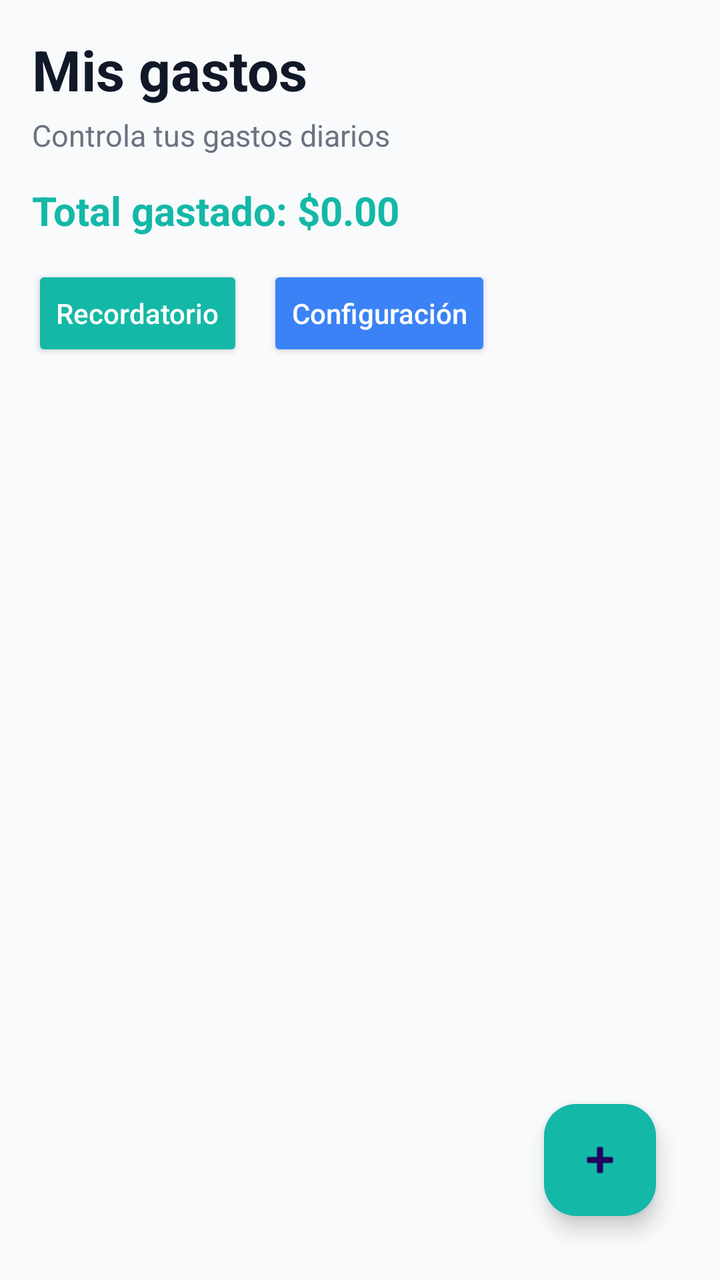
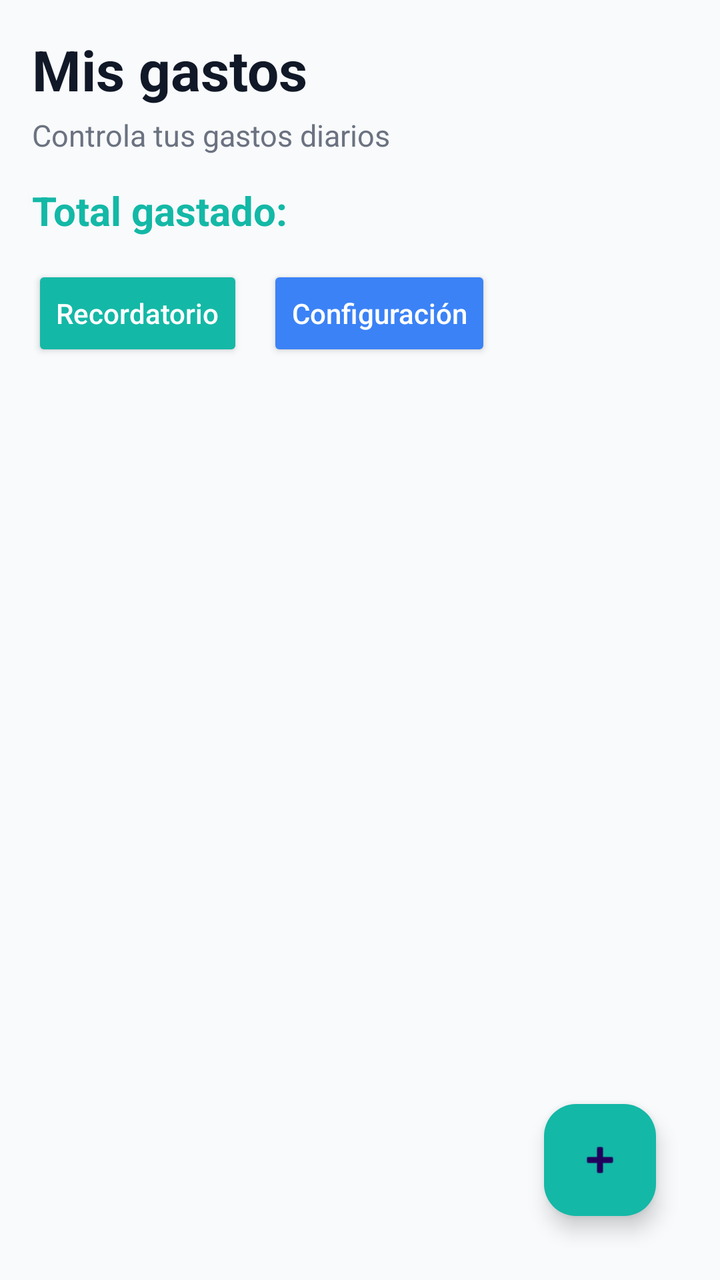

The first picture is an Android layout as it rendered before a commit; the second is the same layout after the commit. The layout source and the unified diff follow.
<!-- AndroidManifest.xml: application theme Theme.ControlGastos -->
<!-- res/layout/activity_main.xml -->
<?xml version="1.0" encoding="utf-8"?>
<RelativeLayout xmlns:android="http://schemas.android.com/apk/res/android"
    xmlns:app="http://schemas.android.com/apk/res-auto"
    android:layout_width="match_parent"
    android:layout_height="match_parent"
    android:background="#F8FAFC"
    android:padding="16dp">

    <TextView
        android:id="@+id/tvHeader"
        android:layout_width="wrap_content"
        android:layout_height="wrap_content"
        android:text="Mis gastos"
        android:textColor="#111827"
        android:textSize="28sp"
        android:textStyle="bold" />

    <TextView
        android:id="@+id/tvSubHeader"
        android:layout_width="wrap_content"
        android:layout_height="wrap_content"
        android:layout_below="@id/tvHeader"
        android:layout_marginTop="4dp"
        android:text="Controla tus gastos diarios"
        android:textColor="#6B7280"
        android:textSize="15sp" />

    <TextView
        android:id="@+id/tvTotal"
        android:layout_width="wrap_content"
        android:layout_height="wrap_content"
        android:layout_below="@id/tvSubHeader"
        android:layout_marginTop="14dp"
        android:text="Total gastado: $0.00"
        android:textColor="#14B8A6"
        android:textSize="20sp"
        android:textStyle="bold" />

    <Button
        android:id="@+id/btnNotification"
        android:layout_width="wrap_content"
        android:layout_height="wrap_content"
        android:layout_below="@id/tvTotal"
        android:layout_marginTop="14dp"
        android:backgroundTint="#14B8A6"
        android:text="Recordatorio"
        android:textAllCaps="false"
        android:textColor="#FFFFFF" />

    <Button
        android:id="@+id/btnSettings"
        android:layout_width="wrap_content"
        android:layout_height="wrap_content"
        android:layout_toEndOf="@id/btnNotification"
        android:layout_alignTop="@id/btnNotification"
        android:layout_marginStart="12dp"
        android:backgroundTint="#3B82F6"
        android:text="Configuración"
        android:textAllCaps="false"
        android:textColor="#FFFFFF" />

    <androidx.recyclerview.widget.RecyclerView
        android:id="@+id/recyclerViewExpenses"
        android:layout_width="match_parent"
        android:layout_height="match_parent"
        android:layout_below="@id/btnNotification"
        android:layout_marginTop="16dp"
        android:clipToPadding="false"
        android:paddingBottom="90dp" />

    <com.google.android.material.floatingactionbutton.FloatingActionButton
        android:id="@+id/fabAddExpense"
        android:layout_width="wrap_content"
        android:layout_height="wrap_content"
        android:layout_alignParentEnd="true"
        android:layout_alignParentBottom="true"
        android:layout_margin="16dp"
        android:contentDescription="Agregar gasto"
        app:backgroundTint="#14B8A6"
        app:srcCompat="@android:drawable/ic_input_add" />

</RelativeLayout>
<!-- resources referenced by this layout -->
<resources>
  <style name="Theme.ControlGastos" parent="Base.Theme.ControlGastos" />
  <style name="Base.Theme.ControlGastos" parent="Theme.Material3.DayNight.NoActionBar">
          
          
      </style>
</resources>

<!-- the commit's change to res/layout/activity_main.xml (unified diff, before → after) -->
@@ -10,7 +10,7 @@
         android:id="@+id/tvHeader"
         android:layout_width="wrap_content"
         android:layout_height="wrap_content"
-        android:text="Mis gastos"
+        android:text="@string/main_title"
         android:textColor="#111827"
         android:textSize="28sp"
         android:textStyle="bold" />
@@ -21,7 +21,7 @@
         android:layout_height="wrap_content"
         android:layout_below="@id/tvHeader"
         android:layout_marginTop="4dp"
-        android:text="Controla tus gastos diarios"
+        android:text="@string/main_subtitle"
         android:textColor="#6B7280"
         android:textSize="15sp" />
 
@@ -31,7 +31,7 @@
         android:layout_height="wrap_content"
         android:layout_below="@id/tvSubHeader"
         android:layout_marginTop="14dp"
-        android:text="Total gastado: $0.00"
+        android:text="@string/total_spent"
         android:textColor="#14B8A6"
         android:textSize="20sp"
         android:textStyle="bold" />
@@ -43,7 +43,7 @@
         android:layout_below="@id/tvTotal"
         android:layout_marginTop="14dp"
         android:backgroundTint="#14B8A6"
-        android:text="Recordatorio"
+        android:text="@string/reminder"
         android:textAllCaps="false"
         android:textColor="#FFFFFF" />
 
@@ -55,7 +55,7 @@
         android:layout_alignTop="@id/btnNotification"
         android:layout_marginStart="12dp"
         android:backgroundTint="#3B82F6"
-        android:text="Configuración"
+        android:text="@string/settings"
         android:textAllCaps="false"
         android:textColor="#FFFFFF" />
 
@@ -75,7 +75,7 @@
         android:layout_alignParentEnd="true"
         android:layout_alignParentBottom="true"
         android:layout_margin="16dp"
-        android:contentDescription="Agregar gasto"
+        android:contentDescription="@string/add_expense"
         app:backgroundTint="#14B8A6"
         app:srcCompat="@android:drawable/ic_input_add" />
 
<!-- resource entries referenced after the edit -->
@@ -1,5 +1,11 @@
 <!-- resources referenced by this layout -->
 <resources>
+  <string name="add_expense">Guardar gasto</string>
+  <string name="main_subtitle">Controla tus gastos diarios</string>
+  <string name="main_title">Mis gastos</string>
+  <string name="reminder">Recordatorio</string>
+  <string name="settings">Configuración</string>
+  <string name="total_spent">Total gastado:</string>
   <style name="Theme.ControlGastos" parent="Base.Theme.ControlGastos" />
   <style name="Base.Theme.ControlGastos" parent="Theme.Material3.DayNight.NoActionBar">
           
